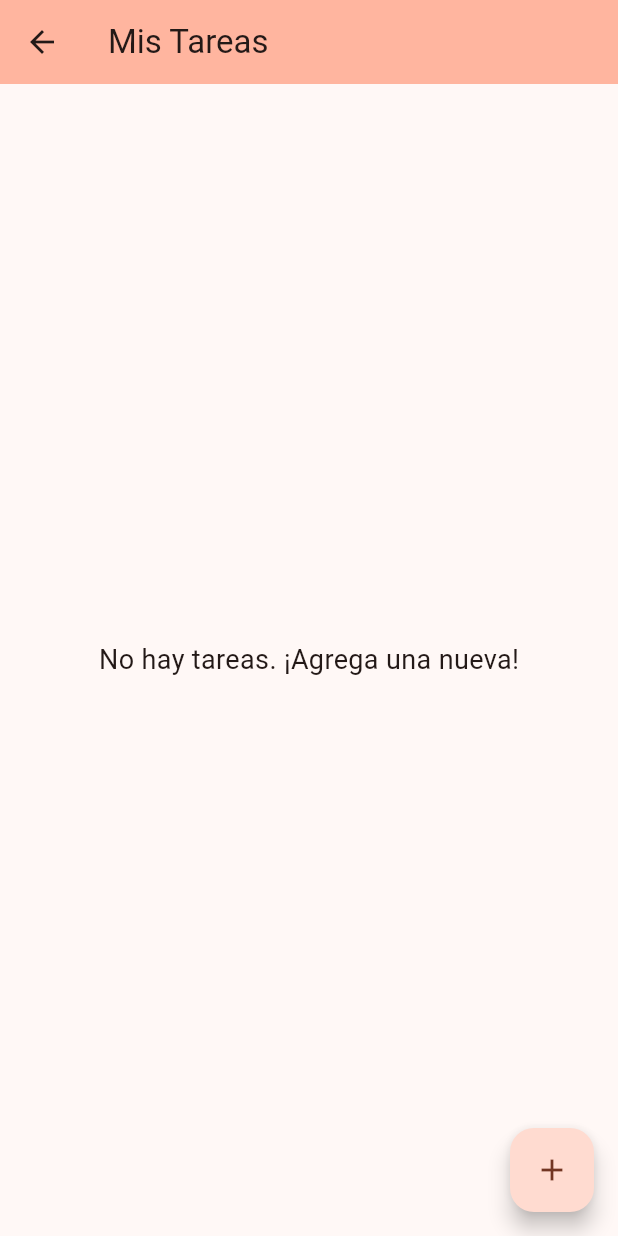
After one commit to alexVma/flutter_tasks_md, a Flutter app: the screen it shows after launch, after a tap on "Ver Tareas", on a phone screen of 412 x 824 dp. The commit adds this screen. Run offline on Flutter 3.47's test engine with Material 3 defaults, Android fonts, the phone set to English and light mode, and no system bars; our stand-ins replace flutter_riverpod, hive, hive_flutter, riverpod_annotation; accounts and stored records are empty; generated files the repository leaves out were written again.

Commit message:
Enhance welcome screen and task management features. Update welcome message to include creator's name, improve UI with a button to navigate to tasks, and implement task management screens and dialogs for adding and displaying tasks.

```diff
--- a/lib/features/home/data/repositories/welcome_repository_impl.dart
+++ b/lib/features/home/data/repositories/welcome_repository_impl.dart
@@ -5,6 +5,6 @@ class WelcomeRepositoryImpl implements WelcomeRepository {
   @override
   Future<WelcomeMessage> getWelcomeMessage() async {
     //await Future.delayed(const Duration(milliseconds: 000));
-    return WelcomeMessage('¡Bienvenido a FlutterTasks!');
+    return WelcomeMessage('¡Bienvenido a FlutterTasks! Creado por Jeremy');
   }
 }
--- a/lib/features/home/presentation/screens/welcome_screen.dart
+++ b/lib/features/home/presentation/screens/welcome_screen.dart
@@ -2,6 +2,7 @@ import 'package:flutter/material.dart';
 import '../../data/repositories/welcome_repository_impl.dart';
 import '../../domain/usecases/get_welcome_message.dart';
 import '../controllers/welcome_controller.dart';
+import '../../../tasks/presentation/screens/task_screen.dart';
 
 class WelcomeScreen extends StatefulWidget {
   const WelcomeScreen({super.key});
@@ -31,12 +32,36 @@ class _WelcomeScreenState extends State<WelcomeScreen> {
     });
   }
 
-  @override
+ @override
   Widget build(BuildContext context) {
     return Scaffold(
-      appBar: AppBar(title: const Text('Bienvenido')),
+      appBar: AppBar(
+        title: const Text('FlutterTasks'),
+        backgroundColor: Theme.of(context).colorScheme.inversePrimary,
+      ),
       body: Center(
-        child: Text(message), //todo cambia el mensaje: ¡Bienvenido a FlutterTasks! by <<tu nombre>>
+        child: Column(
+          mainAxisAlignment: MainAxisAlignment.center,
+          children: [
+            Text(
+              message,
+              style: Theme.of(context).textTheme.headlineMedium,
+              textAlign: TextAlign.center,
+            ),
+            const SizedBox(height: 30),
+            ElevatedButton(
+              onPressed: () {
+                Navigator.push(
+                  context,
+                  MaterialPageRoute(
+                    builder: (context) => const TasksScreen(),
+                  ),
+                );
+              },
+              child: const Text('Ver Tareas'),
+            ),
+          ],
+        ),
       ),
     );
   }
--- /dev/null
+++ b/lib/features/tasks/presentation/screens/task_screen.dart
@@ -0,0 +1,49 @@
+import 'package:flutter/material.dart';
+import 'package:flutter_riverpod/flutter_riverpod.dart';
+import '../controllers/task_controller.dart';
+import '../widgets/add_task_dialog.dart';
+import '../widgets/task_list_item.dart';
+
+class TasksScreen extends ConsumerWidget {
+  const TasksScreen({super.key});
+
+  @override
+  Widget build(BuildContext context, WidgetRef ref) {
+    final tasksAsync = ref.watch(taskControllerProvider);
+
+    return Scaffold(
+      appBar: AppBar(
+        title: const Text('Mis Tareas'),
+        backgroundColor: Theme.of(context).colorScheme.inversePrimary,
+      ),
+      body: tasksAsync.when(
+        data: (tasks) => tasks.isEmpty
+            ? const Center(
+                child: Text(
+                  'No hay tareas. ¡Agrega una nueva!',
+                  style: TextStyle(fontSize: 18),
+                ),
+              )
+            : ListView.builder(
+                itemCount: tasks.length,
+                itemBuilder: (context, index) {
+                  return TaskListItem(task: tasks[index]);
+                },
+              ),
+        loading: () => const Center(child: CircularProgressIndicator()),
+        error: (error, stack) => Center(
+          child: Text('Error: $error'),
+        ),
+      ),
+      floatingActionButton: FloatingActionButton(
+        onPressed: () {
+          showDialog(
+            context: context,
+            builder: (context) => const AddTaskDialog(),
+          );
+        },
+        child: const Icon(Icons.add),
+      ),
+    );
+  }
+}
```
Also changed, not shown: lib/features/tasks/presentation/widgets/add_task_dialog.dart (added, +98 -0 lines), lib/features/tasks/presentation/widgets/task_list_item.dart (added, +201 -0 lines).
